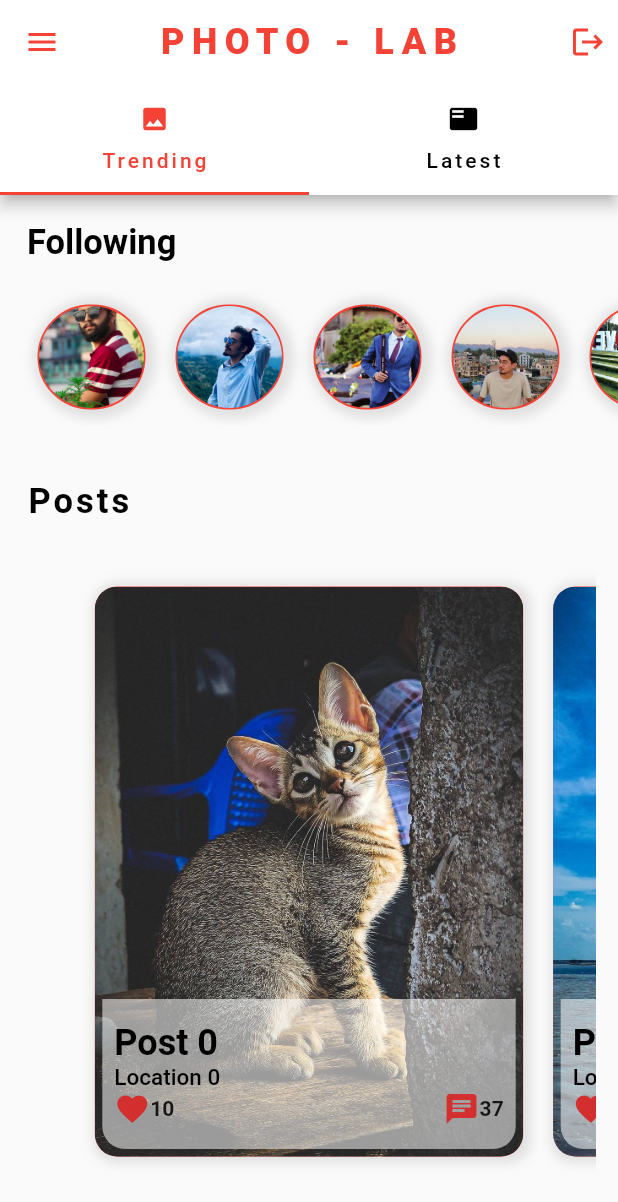
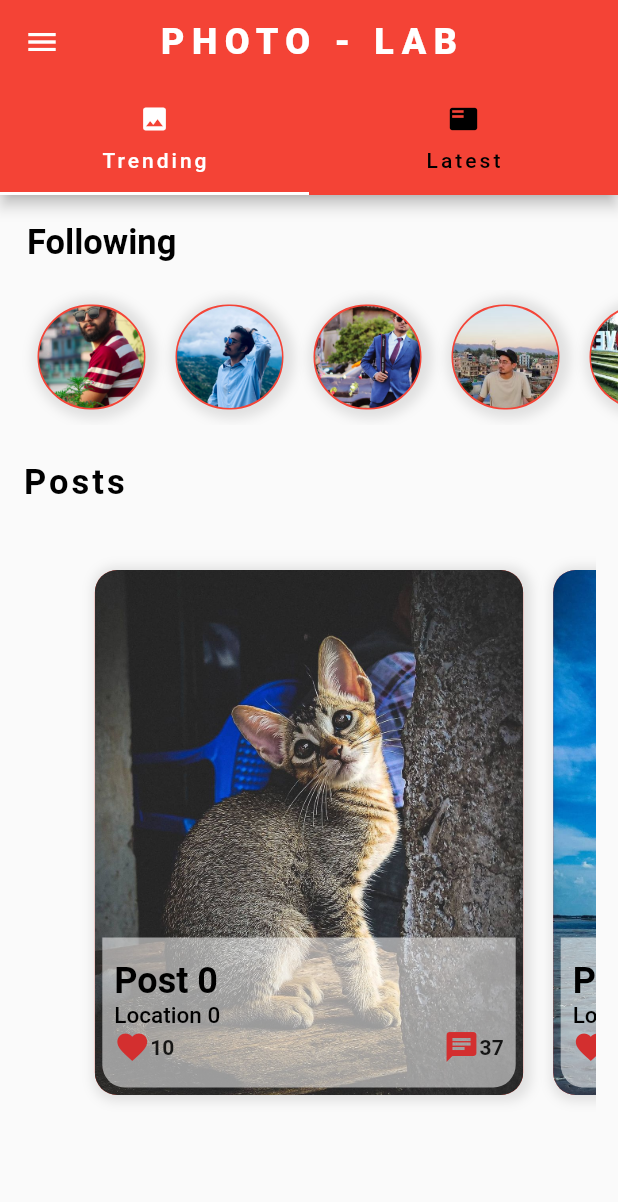
Before and after one commit to nirmalnyure1/PhotoLab, a Flutter app: the screen it shows after launch, after a tap on "LogIn", on a phone screen of 412 x 824 dp. Shown: the top 1202 px of the screen. Run offline on Flutter 3.47's test engine with Material 2 defaults, Android fonts, the light colour scheme and no system bars; our stand-ins replace google_fonts.

Commit message:
final UI design

```diff
--- a/lib/main.dart
+++ b/lib/main.dart
@@ -1,5 +1,8 @@
 import 'package:flutter/material.dart';
+import 'package:socialmediaui/data/data.dart';
+import 'package:socialmediaui/screen/homeScreen.dart';
 import 'package:socialmediaui/screen/loginscreen.dart';
+import 'package:socialmediaui/screen/profileScreen.dart';
 
 void main() {
   runApp(MyApp());
@@ -16,7 +19,13 @@ class MyApp extends StatelessWidget {
       home: LoginPage(),
       theme: ThemeData(
         primaryColor: Colors.red,
-      )
+      ),
+      initialRoute: '/',
+      routes: {
+        '/loginpage': (context) => const LoginPage(),
+        '/home': (context) => HomeScreen(),
+        '/profileScreen': (context) => ProfileScreen(user: currentUser),
+      },
     );
   }
 }
--- a/lib/models/usermodel.dart
+++ b/lib/models/usermodel.dart
@@ -1,11 +1,13 @@
+import 'package:socialmediaui/models/postmodel.dart';
+
 class User {
   final String profileImageUrl;
   final String backgroundImageUrl;
   final String name;
   final int following;
   final int followers;
-  // final List<Post> posts;
-  // final List<Post> favorites;
+  final List<Post> posts;
+  final List<Post> favorites;
 
   User({
     required this.profileImageUrl,
@@ -13,7 +15,7 @@ class User {
     required this.name,
     required this.following,
     required this.followers,
-    // required this.posts,
-    // required this.favorites,
+    required this.posts,
+    required this.favorites,
   });
 }
--- a/lib/screen/homeScreen.dart
+++ b/lib/screen/homeScreen.dart
@@ -1,11 +1,11 @@
 import 'package:flutter/material.dart';
 import 'package:socialmediaui/data/data.dart';
+import 'package:socialmediaui/widgets/custom_drawer.dart';
+
 import 'package:socialmediaui/widgets/post.dart';
 import 'package:socialmediaui/widgets/userfollowers.dart';
 
 class HomeScreen extends StatefulWidget {
-  const HomeScreen({Key? key}) : super(key: key);
-
   @override
   _HomeScreenState createState() => _HomeScreenState();
 }
@@ -24,67 +24,47 @@ class _HomeScreenState extends State<HomeScreen> with TickerProviderStateMixin {
 
   @override
   Widget build(BuildContext context) {
-    // _pageController.addListener(() {
-    //   setState(() {
-    //     currentPagevalue = _pageController.page!;
-    //   });
-    // });
     return SafeArea(
       child: Scaffold(
+        drawer: new CustomDrawer(),
         appBar: AppBar(
-          leading: IconButton(
-            icon: Icon(Icons.menu),
-            color: Colors.red,
-            onPressed: () {},
-          ),
+          // leading: InkWell(
+          //     child: Icon(
+          //   Icons.menu,
+          //   color: Theme.of(context).primaryColor,
+          // )),
+
           centerTitle: true,
           title: Text(
             'PHOTO - LAB',
             style: TextStyle(
                 fontSize: 24.0,
-                color: Colors.red,
+                color: Colors.white,
                 fontWeight: FontWeight.w900,
                 letterSpacing: 5),
           ),
-          backgroundColor: Colors.white,
-          actions: [
-            IconButton(
-              onPressed: () {},
-              icon: IconButton(
-                icon: Icon(Icons.logout),
-                color: Theme.of(context).primaryColor,
-                onPressed: () {},
-              ),
-            ),
-          ],
+          backgroundColor: Theme.of(context).primaryColor,
           bottom: TabBar(
-            //physics: BouncingScrollPhysics(),
-            indicatorColor: Theme.of(context).primaryColor,
+            physics: BouncingScrollPhysics(),
+            indicatorColor: Colors.white,
             unselectedLabelColor: Colors.black,
             indicatorWeight: 2.0,
-            labelColor: Theme.of(context).primaryColor,
+            labelColor: Colors.white,
             labelStyle: TextStyle(
                 fontWeight: FontWeight.w500, letterSpacing: 2, fontSize: 14),
             controller: _tabController,
             tabs: [
               Tab(
-                icon: Icon(
-                  Icons.photo,
-                  size: 20,
-                ),
+                icon: Icon(Icons.photo, size: 20),
                 text: 'Trending',
               ),
               Tab(
-                icon: Icon(
-                  Icons.featured_play_list,
-                  size: 20,
-                ),
+                icon: Icon(Icons.featured_play_list, size: 20),
                 text: 'Latest',
               ),
             ],
           ),
         ),
-
         body: TabBarView(controller: _tabController, children: <Widget>[
           ListView(
             children: [
@@ -100,12 +80,6 @@ class _HomeScreenState extends State<HomeScreen> with TickerProviderStateMixin {
             child: Text("It's rainy here"),
           ),
         ]),
-
-        // body: ListView(
-        //   children: [
-        //     UserFollowers(),
-        //   ],
-        // ),
       ),
     );
   }
--- a/lib/widgets/post.dart
+++ b/lib/widgets/post.dart
@@ -14,7 +14,8 @@ class PostField extends StatelessWidget {
       crossAxisAlignment: CrossAxisAlignment.start,
       children: [
         Padding(
-          padding: const EdgeInsets.all(18.0),
+          padding: const EdgeInsets.only(
+              left: 15.0, right: 5.0, bottom: 5.0, top: 5.0),
           child: Text(
             title,
             textAlign: TextAlign.start,
@@ -31,12 +32,32 @@ class PostField extends StatelessWidget {
           width: double.infinity,
           child: PageView.builder(
             physics: BouncingScrollPhysics(),
+            pageSnapping: false,
             controller: pageController,
             itemCount: posts.length,
             itemBuilder: (context, int index) {
               Post post = posts[index];
               return Padding(
                 padding: const EdgeInsets.all(10.0),
+                child: AnimatedBuilder(
+                  animation: pageController,
+                  builder: (BuildContext context, Widget? child) {
+                    double value = 1;
+                    if (pageController.position.haveDimensions) {
+                      print(pageController.page);
+                      value = pageController.page - index;
+                      print(value);
+                      value = (1 - (value.abs() * 0.6)).clamp(0.0, 1.0);
+                    }
+
+                    return Center(
+                      child: SizedBox(
+                        height: Curves.easeOut.transform(value) * 350,
+                        width: Curves.easeOut.transform(value) * 300,
+                        child: child,
+                      ),
+                    );
+                  },
                   child: Stack(
                     children: [
                       Container(
@@ -138,6 +159,7 @@ class PostField extends StatelessWidget {
                       ),
                     ],
                   ),
+                ),
               );
             },
           ),
--- a/lib/widgets/userfollowers.dart
+++ b/lib/widgets/userfollowers.dart
@@ -42,7 +42,6 @@ class UserFollowers extends StatelessWidget {
                 },
                 child: Container(
                   decoration: BoxDecoration(
-                      //shape: BoxShape.circle,
                       border: Border.all(
                           color: Theme.of(context).primaryColor, width: 1),
                       borderRadius: BorderRadius.circular(50),
--- a/pubspec.yaml
+++ b/pubspec.yaml
@@ -28,6 +28,7 @@ dependencies:
   # The following adds the Cupertino Icons font to your application.
   # Use with the CupertinoIcons class for iOS style icons.
   cupertino_icons: ^1.0.2
+  google_fonts: ^2.0.0
 
 dev_dependencies:
   flutter_test:
@@ -66,6 +67,7 @@ flutter:
   #       - asset: fonts/Schyler-Regular.ttf
   #       - asset: fonts/Schyler-Italic.ttf
   #         style: italic
+
   #   - family: Trajan Pro
   #     fonts:
   #       - asset: fonts/TrajanPro.ttf
```
Also changed, not shown: lib/data/data.dart (+21 -3 lines), lib/screen/chat.dart (added, +10 -0 lines), lib/screen/map.dart (added, +10 -0 lines), lib/screen/profileScreen.dart (added, +158 -0 lines), lib/screen/setting.dart (added, +10 -0 lines), lib/widgets/custom_drawer.dart (added, +91 -0 lines), lib/widgets/drawer_header.dart (added, +80 -0 lines), lib/widgets/profileClipperDesign.dart (added, +36 -0 lines), pubspec.lock, 37 other files. Lines whose indentation alone changed are shown as unchanged.
